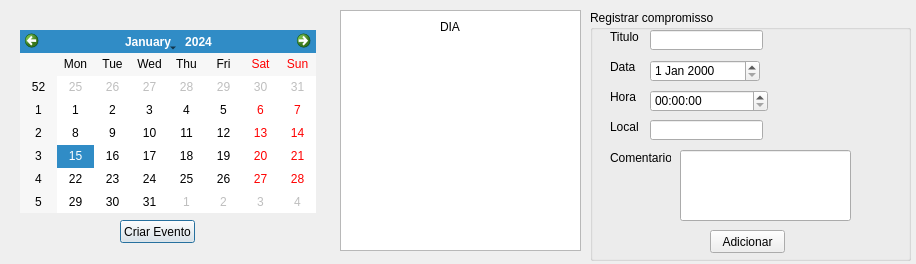
Before: the Qt Designer form agendaCompromisso/calendariocompromissos.ui in SejaQoxumQuiser/AgendaCompromissos, drawn with Qt 5.
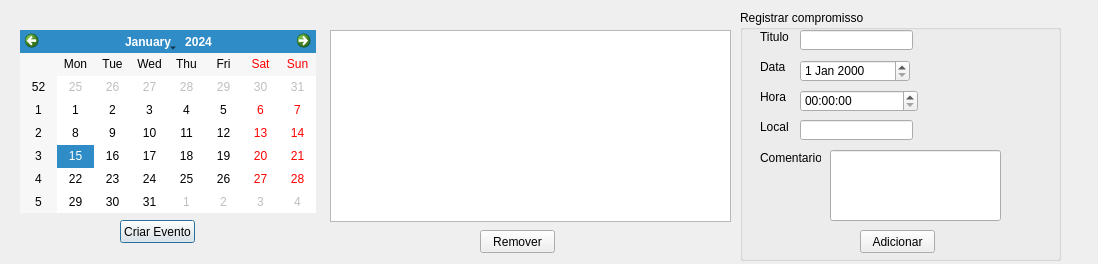
After: the same form once the commit is applied.

```diff
--- a/agendaCompromisso/calendariocompromissos.ui
+++ b/agendaCompromisso/calendariocompromissos.ui
@@ -6,7 +6,7 @@
    <rect>
     <x>0</x>
     <y>0</y>
-    <width>916</width>
+    <width>1098</width>
     <height>264</height>
    </rect>
   </property>
@@ -23,19 +23,6 @@
     </rect>
    </property>
   </widget>
-  <widget class="QLabel" name="label">
-   <property name="geometry">
-    <rect>
-     <x>440</x>
-     <y>20</y>
-     <width>47</width>
-     <height>13</height>
-    </rect>
-   </property>
-   <property name="text">
-    <string>DIA</string>
-   </property>
-  </widget>
   <widget class="QLabel" name="MES">
    <property name="geometry">
     <rect>
@@ -62,23 +49,13 @@
     <string>Criar Evento</string>
    </property>
   </widget>
-  <widget class="QListView" name="listView">
-   <property name="geometry">
-    <rect>
-     <x>340</x>
-     <y>10</y>
-     <width>241</width>
-     <height>241</height>
-    </rect>
-   </property>
-  </widget>
   <widget class="QGroupBox" name="groupBox">
    <property name="enabled">
     <bool>true</bool>
    </property>
    <property name="geometry">
     <rect>
-     <x>590</x>
+     <x>740</x>
      <y>10</y>
      <width>321</width>
      <height>251</height>
@@ -219,12 +196,29 @@
     </property>
    </widget>
   </widget>
-  <zorder>listView</zorder>
-  <zorder>calendar</zorder>
-  <zorder>label</zorder>
-  <zorder>MES</zorder>
-  <zorder>pushButton_2</zorder>
-  <zorder>groupBox</zorder>
+  <widget class="QListWidget" name="listWidget">
+   <property name="geometry">
+    <rect>
+     <x>330</x>
+     <y>30</y>
+     <width>401</width>
+     <height>192</height>
+    </rect>
+   </property>
+  </widget>
+  <widget class="QPushButton" name="remover">
+   <property name="geometry">
+    <rect>
+     <x>480</x>
+     <y>230</y>
+     <width>75</width>
+     <height>23</height>
+    </rect>
+   </property>
+   <property name="text">
+    <string>Remover</string>
+   </property>
+  </widget>
  </widget>
  <resources/>
  <connections/>
```
